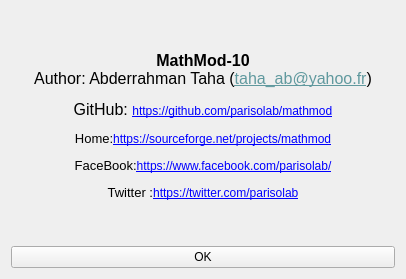
Qt form ui_forms/about.ui (parisolab/mathmod) before a commit.
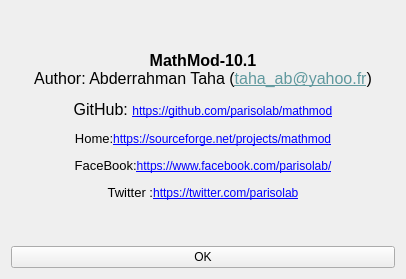
The same form after that commit.

Commit message: #116 Setting the version number in the GUI and mathmodconfig.js

```diff
--- a/ui_forms/about.ui
+++ b/ui_forms/about.ui
@@ -20,7 +20,7 @@
       <font/>
      </property>
      <property name="text">
-      <string>&lt;html&gt;&lt;head/&gt;&lt;body&gt;&lt;p align=&quot;center&quot;&gt;&lt;span style=&quot; font-size:12pt; font-weight:600;&quot;&gt;MathMod-10&lt;/span&gt;&lt;br/&gt;&lt;span style=&quot; font-size:12pt;&quot;&gt;Author: Abderrahman Taha (&lt;/span&gt;&lt;a href=&quot;taha_ab@yahoo.fr&quot;&gt;&lt;span style=&quot; font-size:12pt; text-decoration: underline; color:#60999e;&quot;&gt;taha_ab@yahoo.fr&lt;/span&gt;&lt;/a&gt;&lt;span style=&quot; font-size:12pt;&quot;&gt;)&lt;/span&gt;&lt;/p&gt;&lt;p align=&quot;center&quot;&gt;&lt;span style=&quot; font-size:12pt;&quot;&gt;GitHub: &lt;/span&gt;&lt;a href=&quot;https://github.com/parisolab/mathmod&quot;&gt;&lt;span style=&quot; text-decoration: underline; color:#0000ff;&quot;&gt;https://github.com/parisolab/mathmod&lt;/span&gt;&lt;/a&gt;&lt;/p&gt;&lt;p align=&quot;center&quot;&gt;&lt;span style=&quot; font-size:10pt;&quot;&gt;Home:&lt;/span&gt;&lt;a href=&quot;https://sourceforge.net/projects/mathmod&quot;&gt;&lt;span style=&quot; text-decoration: underline; color:#0000ff;&quot;&gt;https://sourceforge.net/projects/mathmod&lt;/span&gt;&lt;/a&gt;&lt;/p&gt;&lt;p align=&quot;center&quot;&gt;&lt;span style=&quot; font-size:10pt;&quot;&gt;FaceBook:&lt;/span&gt;&lt;a href=&quot;https://www.facebook.com/parisolab/&quot;&gt;&lt;span style=&quot; text-decoration: underline; color:#0000ff;&quot;&gt;https://www.facebook.com/parisolab/&lt;/span&gt;&lt;/a&gt;&lt;/p&gt;&lt;p align=&quot;center&quot;&gt;&lt;span style=&quot; font-size:10pt;&quot;&gt;Twitter :&lt;/span&gt;&lt;a href=&quot;https://twitter.com/parisolab&quot;&gt;&lt;span style=&quot; text-decoration: underline; color:#0000ff;&quot;&gt;https://twitter.com/parisolab&lt;/span&gt;&lt;/a&gt;&lt;/p&gt;&lt;/body&gt;&lt;/html&gt;</string>
+      <string>&lt;html&gt;&lt;head/&gt;&lt;body&gt;&lt;p align=&quot;center&quot;&gt;&lt;span style=&quot; font-size:12pt; font-weight:600;&quot;&gt;MathMod-10.1&lt;/span&gt;&lt;br/&gt;&lt;span style=&quot; font-size:12pt;&quot;&gt;Author: Abderrahman Taha (&lt;/span&gt;&lt;a href=&quot;taha_ab@yahoo.fr&quot;&gt;&lt;span style=&quot; font-size:12pt; text-decoration: underline; color:#60999e;&quot;&gt;taha_ab@yahoo.fr&lt;/span&gt;&lt;/a&gt;&lt;span style=&quot; font-size:12pt;&quot;&gt;)&lt;/span&gt;&lt;/p&gt;&lt;p align=&quot;center&quot;&gt;&lt;span style=&quot; font-size:12pt;&quot;&gt;GitHub: &lt;/span&gt;&lt;a href=&quot;https://github.com/parisolab/mathmod&quot;&gt;&lt;span style=&quot; text-decoration: underline; color:#0000ff;&quot;&gt;https://github.com/parisolab/mathmod&lt;/span&gt;&lt;/a&gt;&lt;/p&gt;&lt;p align=&quot;center&quot;&gt;&lt;span style=&quot; font-size:10pt;&quot;&gt;Home:&lt;/span&gt;&lt;a href=&quot;https://sourceforge.net/projects/mathmod&quot;&gt;&lt;span style=&quot; text-decoration: underline; color:#0000ff;&quot;&gt;https://sourceforge.net/projects/mathmod&lt;/span&gt;&lt;/a&gt;&lt;/p&gt;&lt;p align=&quot;center&quot;&gt;&lt;span style=&quot; font-size:10pt;&quot;&gt;FaceBook:&lt;/span&gt;&lt;a href=&quot;https://www.facebook.com/parisolab/&quot;&gt;&lt;span style=&quot; text-decoration: underline; color:#0000ff;&quot;&gt;https://www.facebook.com/parisolab/&lt;/span&gt;&lt;/a&gt;&lt;/p&gt;&lt;p align=&quot;center&quot;&gt;&lt;span style=&quot; font-size:10pt;&quot;&gt;Twitter :&lt;/span&gt;&lt;a href=&quot;https://twitter.com/parisolab&quot;&gt;&lt;span style=&quot; text-decoration: underline; color:#0000ff;&quot;&gt;https://twitter.com/parisolab&lt;/span&gt;&lt;/a&gt;&lt;/p&gt;&lt;/body&gt;&lt;/html&gt;</string>
      </property>
      <property name="wordWrap">
       <bool>false</bool>
```
The commit also changes 2 other files.
